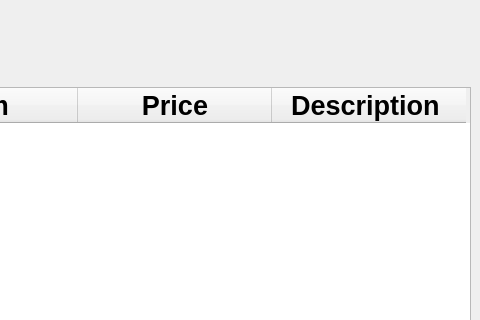
Before: the Qt Designer form sold_items.ui in acmpesuecc/GrowPal, drawn with Qt 5; both pictures show x 320 to 800 and y 0 to 320 of the 800 by 600 pixel window.
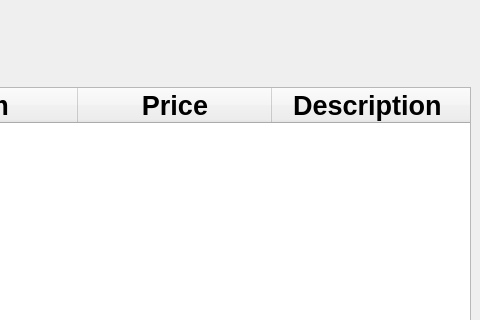
After: the same form once the commit is applied.

What changed in the file:
```diff
--- a/sold_items.ui
+++ b/sold_items.ui
@@ -58,12 +58,18 @@
     </item>
     <item row="1" column="0" colspan="2">
      <widget class="QTableWidget" name="tableWidget">
+      <property name="autoFillBackground">
+       <bool>false</bool>
+      </property>
       <attribute name="horizontalHeaderCascadingSectionResizes">
        <bool>false</bool>
       </attribute>
       <attribute name="horizontalHeaderDefaultSectionSize">
        <number>194</number>
       </attribute>
+      <attribute name="horizontalHeaderStretchLastSection">
+       <bool>true</bool>
+      </attribute>
       <column>
        <property name="text">
         <string>Image</string>
```
